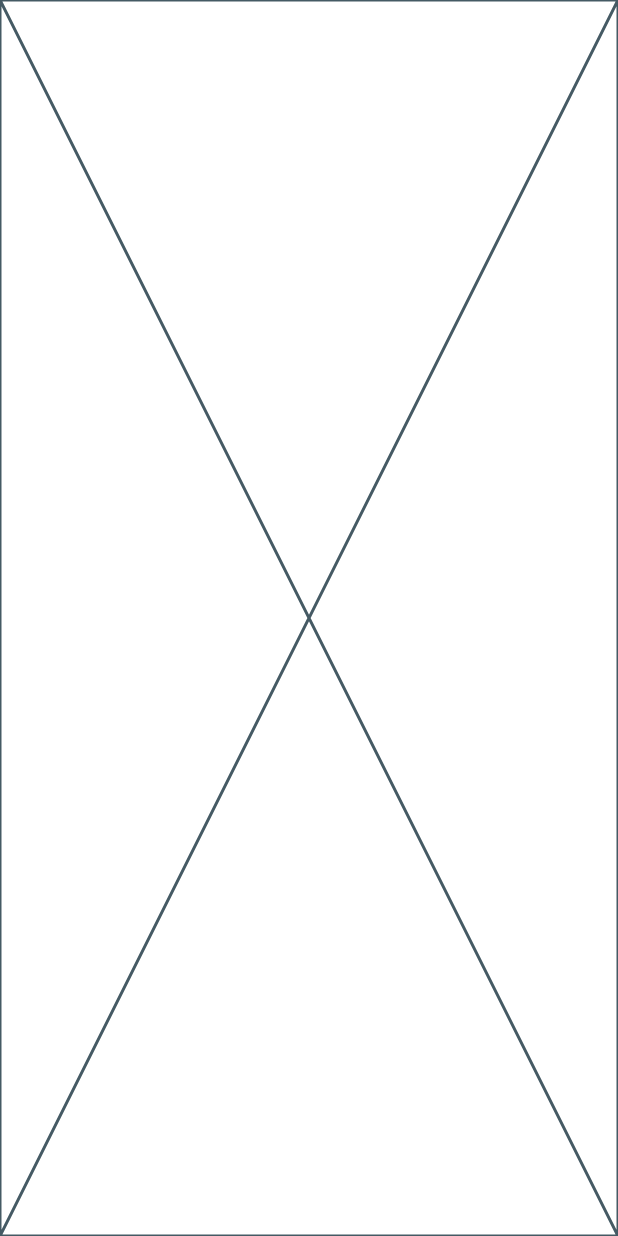
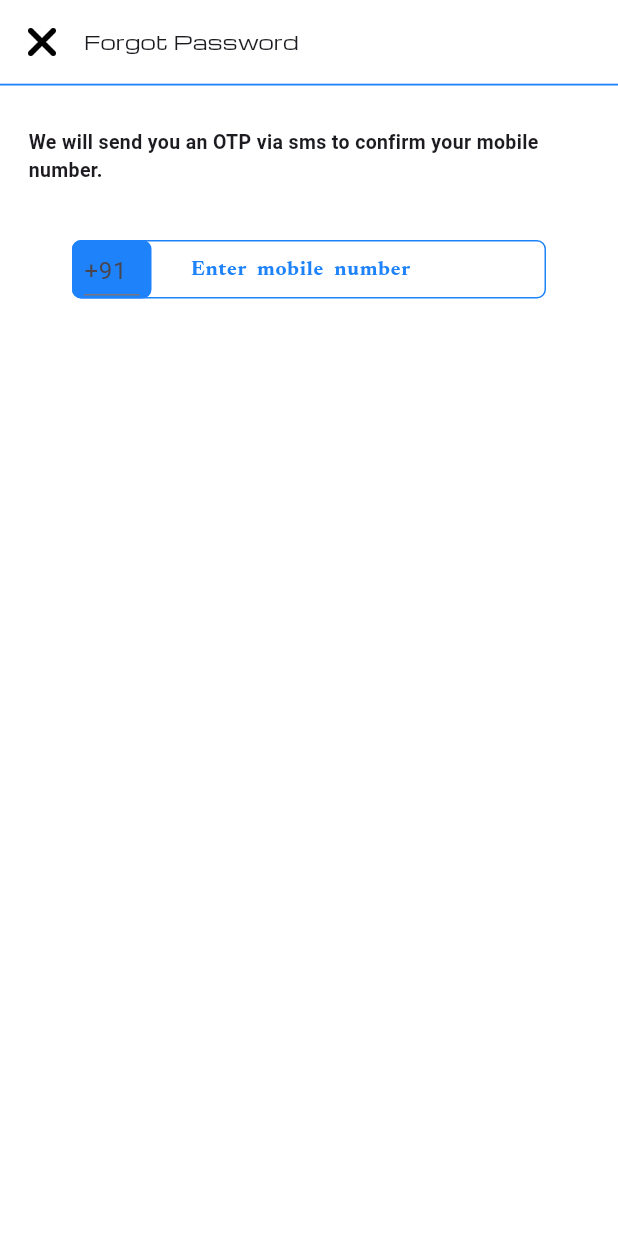
Before and after one commit to wizardAURA/Birla_white_Application, a Flutter app: the screen it shows after launch, after a tap on "Forgot Password", on a phone screen of 412 x 824 dp. Run offline on Flutter 3.47's test engine with Material 3 defaults, Android fonts, the phone set to English and light mode, and no system bars; our stand-ins replace flutter_inset_box_shadow; Roboto replaces fonts that are missing (nani).

Commit message:
Internship project for Birla White with kabir

```diff
--- a/lib/ForgotPasswordPage.dart
+++ b/lib/ForgotPasswordPage.dart
@@ -1,10 +1,111 @@
+
+
 import 'package:flutter/material.dart';
+
 
 class ForgotPasswordPage extends StatelessWidget {
   const ForgotPasswordPage({super.key});
 
   @override
   Widget build(BuildContext context) {
-    return const Placeholder();
+    return  Container(
+      child: Scaffold(
+        backgroundColor: Colors.white,
+
+      appBar: AppBar( titleSpacing: 0,
+        backgroundColor: Colors.transparent,
+        title:
+
+       const Text('Forgot Password',
+       style: TextStyle(
+         fontFamily:'mich',
+             fontSize: 13
+       ),
+        ),
+      leading: IconButton(
+        icon: Image.asset('images/Icons/xmark-solid.png', width: 27, height: 30,),
+        onPressed: () { Navigator.pop(context); },
+
+      ),
+
+      ),
+        body:  SafeArea(child: Column(
+          children: [
+            const Divider( color: Color.fromRGBO(30, 131, 250, 100), thickness: 1.2, height: 1,
+           ),
+            const Padding(
+              padding: EdgeInsets.fromLTRB(19,28,16,7),
+              child: Text('We will send you an OTP via sms to confirm your mobile number.',
+              style: TextStyle(
+                fontFamily: 'nani',
+                fontSize: 13,
+                fontWeight: FontWeight.bold
+              ),),
+            ),
+
+            Padding(
+              padding: const EdgeInsets.all(30),
+              child: Stack(
+                children: [
+                  Container(
+                    height: 39,
+                    width: 53,
+                    decoration: BoxDecoration(borderRadius: BorderRadius.circular(6),
+                    color: Color.fromRGBO(30, 131, 250, 1)),
+                  ),
+                  Container(
+                    child: SizedBox(height: 39,width: 316,
+                      child: TextField(
+
+                        style: const TextStyle(
+                          color: Color.fromRGBO(30, 131, 250, 1),
+                          fontFamily: 'news',
+                          fontWeight: FontWeight.bold,
+                          fontSize: 14,
+                        ),
+                        decoration: InputDecoration(
+                          contentPadding: const EdgeInsets.fromLTRB(75, 0, 10, 0),
+                          hintText: 'Enter  mobile  number',
+                          hintStyle: const TextStyle(
+                            fontFamily: 'news',
+
+                            color: Color.fromRGBO(30, 131, 250, 1),
+                            fontSize: 14,
+                          ),
+                          enabledBorder: OutlineInputBorder(
+                            borderRadius: BorderRadius.circular(6.0),
+                            borderSide: const BorderSide(color: Color.fromRGBO(30, 131, 250, 1)),
+                          ),
+                          focusedBorder: OutlineInputBorder(
+                            borderRadius: BorderRadius.circular(6),
+                            borderSide: const BorderSide(color: Colors.black),
+                          ),
+                          fillColor: Colors.transparent,
+                          filled: true,
+                        ),
+
+                      ),
+                    ),
+                  ),
+                  Container(
+                    child: SizedBox(height: 39, width: 45,
+                      child: Padding(
+                        padding: const EdgeInsets.fromLTRB(8, 0, 0, 2),
+                        child: TextField(
+                          decoration: InputDecoration(hintText: '+91'),
+                        ),
+                      ),
+                    ),
+                  )
+
+                ],
+              ),
+            )
+          ],
+        )),
+
+      ),
+
+    );
   }
 }
--- a/lib/login_page.dart
+++ b/lib/login_page.dart
@@ -150,9 +150,9 @@ class LoginPage extends StatelessWidget {
                           ),
                         ),
                         const Spacer(),
-                        Padding(
-                          padding: const EdgeInsets.only(bottom: 16.0),
-                          child: const Text(
+                        const Padding(
+                          padding:  EdgeInsets.only(bottom: 16.0),
+                          child:  Text(
                             'Developed by Birla White IT 🤍',
                             style: TextStyle(
                               color: Colors.white,
```
Also changed, not shown: pubspec.yaml (+13 -0 lines), fonts/Michroma-Regular.ttf (added), fonts/Newsreader-VariableFont_opsz,wght.ttf (added), fonts/NotoMusic-Regular.ttf (added), images/Icons/vector.svg (added), images/Icons/xmark-solid.png (added), images/Icons/xmark-solid.svg (added), 1 other file.
